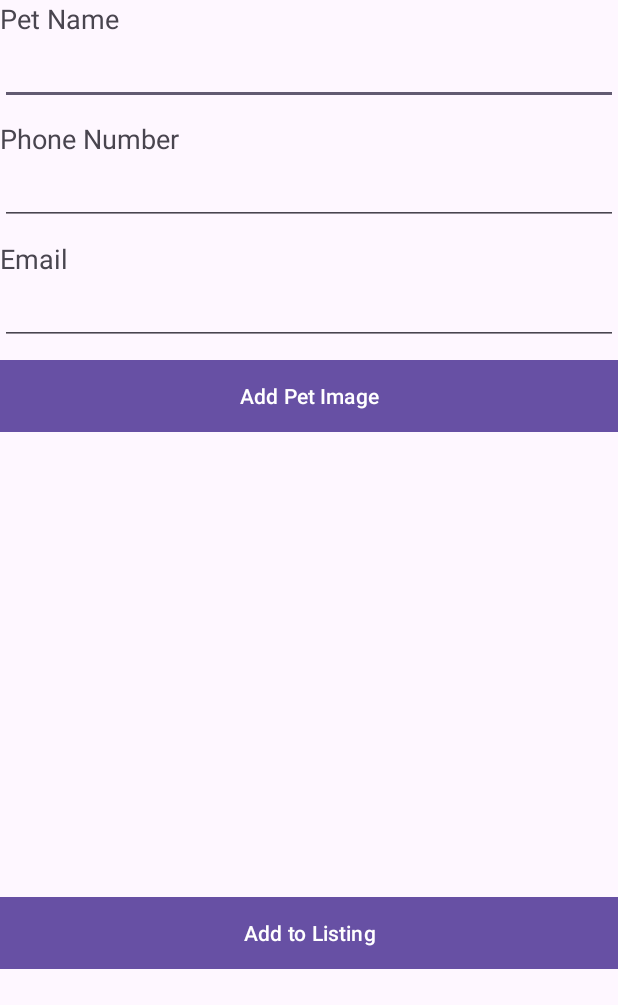
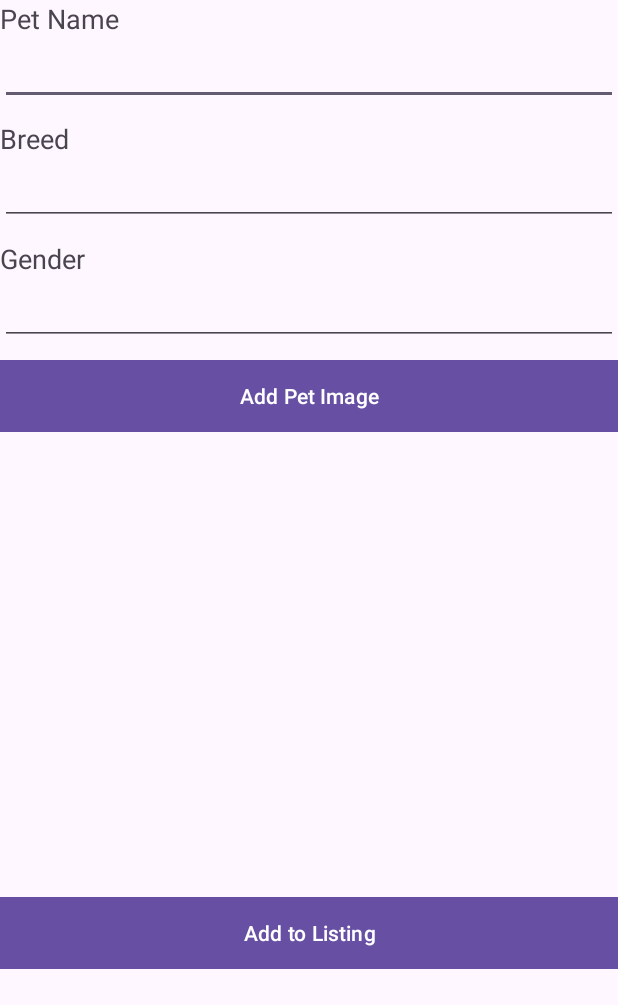
Before and after one commit to Jono-A/Contacts, an Android app: the AddPetActivity screen opened directly, with no data from a screen before it, on a phone screen of 412 x 824 dp, the part 96-1101 px from its top. Run offline under Robolectric (Android 15) with nearby library versions, the phone set to English and light mode, and no system bars; our stand-ins replace Firebase (no records; nobody signed in at launch, a user with empty details on screens opened directly).

Commit message:
breed and gender

```diff
--- a/app/src/main/res/layout/activity_add_pet.xml
+++ b/app/src/main/res/layout/activity_add_pet.xml
@@ -26,7 +26,7 @@
     <TextView
         android:layout_width="match_parent"
         android:layout_height="wrap_content"
-        android:text="Phone Number"
+        android:text="Breed"
         android:textSize="18dp" />
 
     <EditText
@@ -40,7 +40,7 @@
     <TextView
         android:layout_width="match_parent"
         android:layout_height="wrap_content"
-        android:text="Email"
+        android:text="Gender"
         android:textSize="18dp" />
 
     <EditText
@@ -50,6 +50,7 @@
         android:ems="10"
         android:inputType="textEmailAddress"
         android:layout_marginBottom="10sp"/>
+
 
     <Button
         android:id="@+id/add_image"
--- a/app/src/main/res/layout/activity_signup.xml
+++ b/app/src/main/res/layout/activity_signup.xml
@@ -21,7 +21,7 @@
         android:padding="20dp">
 
       <EditText
-          android:id="@+id/Name"
+          android:id="@+id/signup_Name"
           android:layout_width="350dp"
           android:layout_height="60dp"
           android:layout_marginTop="30dp"
@@ -35,7 +35,7 @@
       <EditText
           android:layout_width="350dp"
           android:layout_height="60dp"
-          android:id="@+id/Phone"
+          android:id="@+id/signup_Phone"
           android:layout_marginTop="30dp"
           android:background="@drawable/lavender_border"
           android:padding="8dp"
```
Also changed, not shown: app/src/main/java/com/example/petadoptionfinals/ui/SignupActivity.kt (+6 -6 lines).
